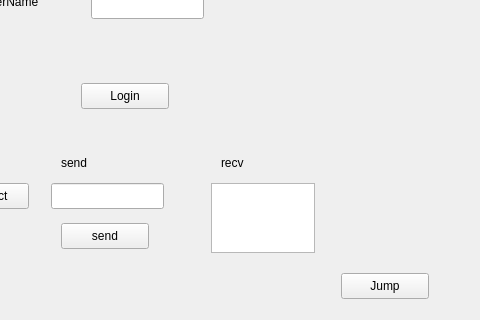
First picture: the form in QT_Prj/qt_gst_26_1_1/LoginWidget.ui, repository LightCute/VideoCall, before the edit; both pictures show x 109 to 589 and y 117 to 437 of the 589 by 437 pixel window.
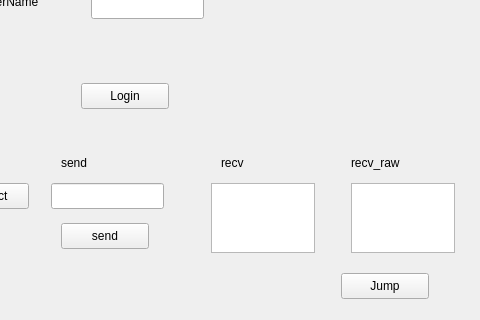
Second picture: the form after the edit.

What changed in the file:
```diff
--- a/QT_Prj/qt_gst_26_1_1/LoginWidget.ui
+++ b/QT_Prj/qt_gst_26_1_1/LoginWidget.ui
@@ -134,6 +134,29 @@
     <string>send</string>
    </property>
   </widget>
+  <widget class="QPlainTextEdit" name="TextEdit_raw_recv">
+   <property name="geometry">
+    <rect>
+     <x>460</x>
+     <y>300</y>
+     <width>104</width>
+     <height>70</height>
+    </rect>
+   </property>
+  </widget>
+  <widget class="QLabel" name="label_recv_2">
+   <property name="geometry">
+    <rect>
+     <x>460</x>
+     <y>270</y>
+     <width>81</width>
+     <height>20</height>
+    </rect>
+   </property>
+   <property name="text">
+    <string>recv_raw</string>
+   </property>
+  </widget>
  </widget>
  <resources/>
  <connections/>
```
